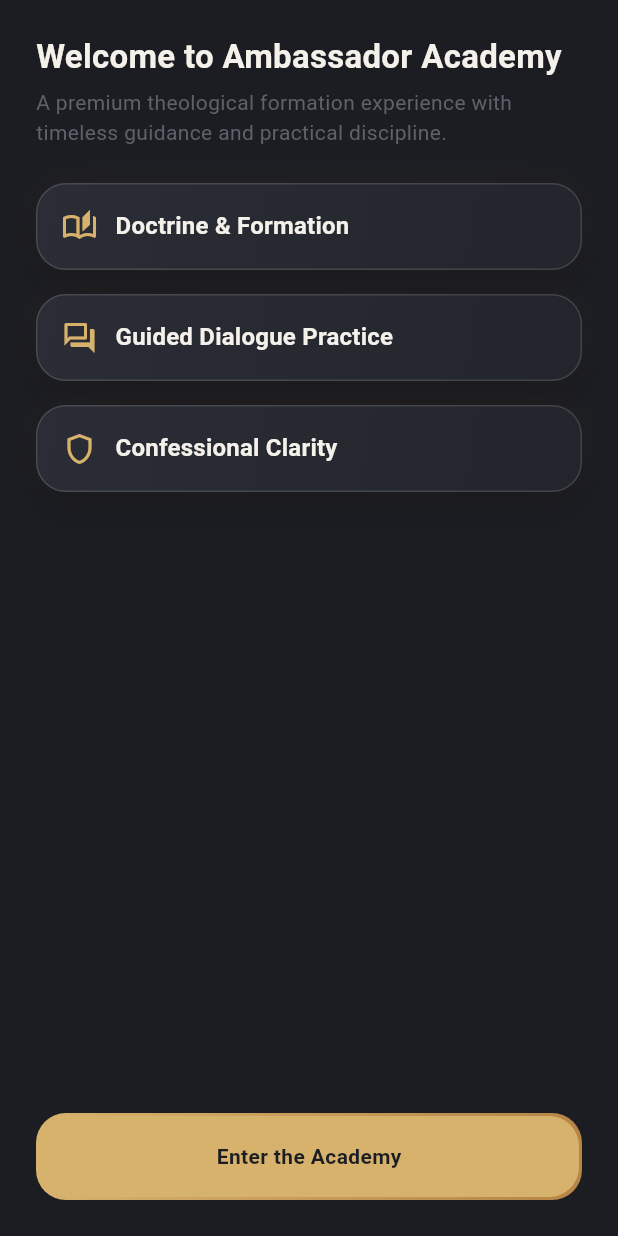
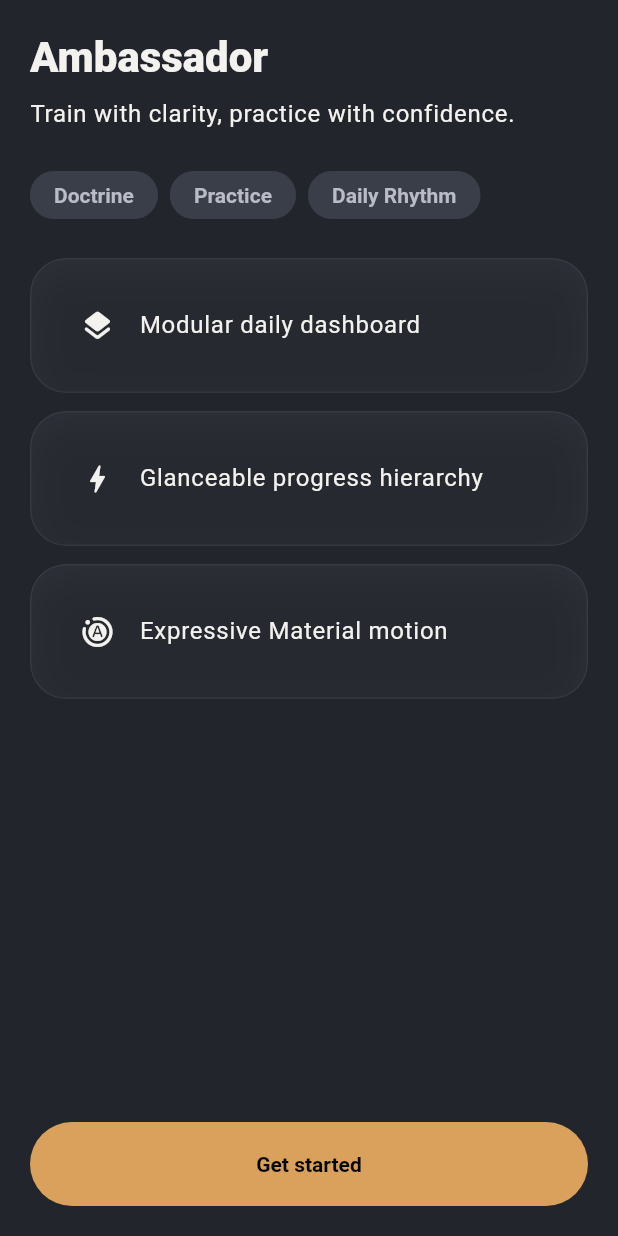
Before and after one commit to BrandonM25/ambassador-app, a Flutter app: the screen it shows after launch, on a phone screen of 412 x 824 dp. Run offline on Flutter 3.47's test engine with Material 3 defaults, Android fonts, the phone set to English and light mode, and no system bars; our stand-ins replace flutter_riverpod, shared_preferences.

Commit message:
Redesign app UI with Material expressive theming and theme toggle

```diff
--- a/lib/src/app/ambassador_app.dart
+++ b/lib/src/app/ambassador_app.dart
@@ -1,19 +1,30 @@
+import 'dart:ui';
+
 import 'package:ambassador_app/src/core/constants/app_strings.dart';
-import 'package:ambassador_app/src/core/theme/app_colors.dart';
 import 'package:ambassador_app/src/core/theme/app_theme.dart';
+import 'package:ambassador_app/src/core/theme/theme_controller.dart';
 import 'package:ambassador_app/src/features/home/presentation/home_screen.dart';
 import 'package:ambassador_app/src/features/learn/presentation/learn_screen.dart';
 import 'package:ambassador_app/src/features/practice/presentation/practice_screen.dart';
 import 'package:ambassador_app/src/features/profile/presentation/profile_screen.dart';
 import 'package:ambassador_app/src/features/splash/presentation/splash_screen.dart';
 import 'package:flutter/material.dart';
+import 'package:flutter_riverpod/flutter_riverpod.dart';
 
-class AmbassadorApp extends StatelessWidget {
+class AmbassadorApp extends ConsumerWidget {
   const AmbassadorApp({super.key});
 
   @override
-  Widget build(BuildContext context) {
-    return MaterialApp(title: AppStrings.appName, debugShowCheckedModeBanner: false, theme: AppTheme.dark(), home: const SplashScreen());
+  Widget build(BuildContext context, WidgetRef ref) {
+    final mode = ref.watch(themeModeProvider);
+    return MaterialApp(
+      title: AppStrings.appName,
+      debugShowCheckedModeBanner: false,
+      themeMode: mode,
+      theme: AppTheme.light(),
+      darkTheme: AppTheme.dark(),
+      home: const SplashScreen(),
+    );
   }
 }
 
@@ -30,27 +41,28 @@ class _AppScaffoldState extends State<AppScaffold> {
 
   @override
   Widget build(BuildContext context) {
+    final cs = Theme.of(context).colorScheme;
     return Scaffold(
-      body: Container(
-        decoration: const BoxDecoration(gradient: AppColors.primaryGradient),
-        child: AnimatedSwitcher(duration: const Duration(milliseconds: 340), child: KeyedSubtree(key: ValueKey(index), child: screens[index])),
-      ),
+      body: AnimatedSwitcher(duration: const Duration(milliseconds: 300), child: KeyedSubtree(key: ValueKey(index), child: screens[index])),
       bottomNavigationBar: SafeArea(
-        minimum: const EdgeInsets.fromLTRB(16, 0, 16, 10),
+        minimum: const EdgeInsets.fromLTRB(16, 0, 16, 14),
         child: ClipRRect(
-          borderRadius: BorderRadius.circular(AppTheme.radiusLg),
-          child: NavigationBar(
-            height: 68,
-            selectedIndex: index,
-            backgroundColor: AppColors.cardDeep.withValues(alpha: 0.88),
-            indicatorColor: AppColors.champagneGold.withValues(alpha: 0.2),
-            onDestinationSelected: (value) => setState(() => index = value),
-            destinations: const [
-              NavigationDestination(icon: Icon(Icons.home_outlined), selectedIcon: Icon(Icons.home_rounded), label: 'Academy'),
-              NavigationDestination(icon: Icon(Icons.menu_book_outlined), selectedIcon: Icon(Icons.menu_book_rounded), label: 'Learn'),
-              NavigationDestination(icon: Icon(Icons.forum_outlined), selectedIcon: Icon(Icons.forum_rounded), label: 'Practice'),
-              NavigationDestination(icon: Icon(Icons.person_outline), selectedIcon: Icon(Icons.person), label: 'Profile'),
-            ],
+          borderRadius: BorderRadius.circular(AppTheme.radiusXl),
+          child: BackdropFilter(
+            filter: ImageFilter.blur(sigmaX: 16, sigmaY: 16),
+            child: NavigationBar(
+              selectedIndex: index,
+              height: 74,
+              backgroundColor: cs.surface.withValues(alpha: .78),
+              indicatorColor: cs.primary.withValues(alpha: .2),
+              onDestinationSelected: (value) => setState(() => index = value),
+              destinations: const [
+                NavigationDestination(icon: Icon(Icons.grid_view_rounded), label: 'Home'),
+                NavigationDestination(icon: Icon(Icons.menu_book_rounded), label: 'Learn'),
+                NavigationDestination(icon: Icon(Icons.record_voice_over_rounded), label: 'Practice'),
+                NavigationDestination(icon: Icon(Icons.tune_rounded), label: 'Profile'),
+              ],
+            ),
           ),
         ),
       ),
--- a/lib/src/core/theme/app_colors.dart
+++ b/lib/src/core/theme/app_colors.dart
@@ -1,26 +1,24 @@
 import 'package:flutter/material.dart';
 
 class AppColors {
-  static const graphiteBlack = Color(0xFF1C1D22);
-  static const slateSteel = Color(0xFF5F616B);
-  static const softIvory = Color(0xFFF4F1EA);
-  static const champagneGold = Color(0xFFD7B26D);
-  static const bronzeAccent = Color(0xFFB78545);
-  static const sageGlow = Color(0xFFC7D09C);
+  static const darkBackground = Color(0xFF23252C);
+  static const darkPrimarySurface = Color(0xFF2E313A);
+  static const darkSecondarySurface = Color(0xFF3A3E49);
+  static const darkElevatedSurface = Color(0xFF6B6E78);
+  static const darkPrimaryText = Color(0xFFF3F2EE);
+  static const darkSecondaryText = Color(0xFFB9BCC6);
 
-  static const cardDeep = Color(0xFF23252C);
-  static const cardLift = Color(0xFF2A2D35);
-  static const glass = Color(0x26F4F1EA);
+  static const lightBackground = Color(0xFFF4F1EA);
+  static const lightPrimarySurface = Color(0xFFFFFFFF);
+  static const lightSecondarySurface = Color(0xFFE8E3DA);
+  static const lightElevatedSurface = Color(0xFFD8D1C4);
+  static const lightPrimaryText = Color(0xFF1C1D22);
+  static const lightSecondaryText = Color(0xFF5F616B);
 
-  static const primaryGradient = LinearGradient(
-    begin: Alignment.topCenter,
-    end: Alignment.bottomCenter,
-    colors: [Color(0xFF1C1D22), Color(0xFF22242B), Color(0xFF1A1B20)],
-  );
-
-  static const heroGradient = LinearGradient(
-    begin: Alignment.topLeft,
-    end: Alignment.bottomRight,
-    colors: [Color(0xFF2B2D35), Color(0xFF24262D), Color(0xFF332C24)],
-  );
+  static const accentAmberDark = Color(0xFFD9A15B);
+  static const accentAmberLight = Color(0xFFB78545);
+  static const accentSageDark = Color(0xFFC8D3A5);
+  static const accentSageLight = Color(0xFF7F8F5F);
+  static const accentBlueDark = Color(0xFF8FA8FF);
+  static const accentBlueLight = Color(0xFF5C6FAE);
 }
--- a/lib/src/core/theme/app_theme.dart
+++ b/lib/src/core/theme/app_theme.dart
@@ -2,55 +2,59 @@ import 'package:ambassador_app/src/core/theme/app_colors.dart';
 import 'package:flutter/material.dart';
 
 class AppTheme {
-  static const double radiusSm = 14;
-  static const double radiusMd = 20;
-  static const double radiusLg = 28;
-  static const double spaceSm = 8;
-  static const double spaceMd = 16;
-  static const double spaceLg = 24;
+  static const double radiusSm = 16;
+  static const double radiusMd = 24;
+  static const double radiusLg = 32;
+  static const double radiusXl = 40;
 
   static ThemeData dark() {
-    final scheme = const ColorScheme.dark(
-      primary: AppColors.champagneGold,
-      secondary: AppColors.bronzeAccent,
-      surface: AppColors.cardDeep,
-      onPrimary: AppColors.graphiteBlack,
-      onSecondary: AppColors.softIvory,
-      onSurface: AppColors.softIvory,
-      error: Colors.redAccent,
-      onError: Colors.white,
+    const scheme = ColorScheme.dark(
+      primary: AppColors.accentAmberDark,
+      secondary: AppColors.accentSageDark,
+      tertiary: AppColors.accentBlueDark,
+      surface: AppColors.darkPrimarySurface,
+      onSurface: AppColors.darkPrimaryText,
     );
+    return _baseTheme(scheme, true);
+  }
+
+  static ThemeData light() {
+    const scheme = ColorScheme.light(
+      primary: AppColors.accentAmberLight,
+      secondary: AppColors.accentSageLight,
+      tertiary: AppColors.accentBlueLight,
+      surface: AppColors.lightPrimarySurface,
+      onSurface: AppColors.lightPrimaryText,
+    );
+    return _baseTheme(scheme, false);
+  }
+
+  static ThemeData _baseTheme(ColorScheme scheme, bool isDark) {
+    final background = isDark ? AppColors.darkBackground : AppColors.lightBackground;
+    final surfaceVariant = isDark ? AppColors.darkSecondarySurface : AppColors.lightSecondarySurface;
+    final onSurfaceVariant = isDark ? AppColors.darkSecondaryText : AppColors.lightSecondaryText;
 
     return ThemeData(
       useMaterial3: true,
       colorScheme: scheme,
-      scaffoldBackgroundColor: AppColors.graphiteBlack,
-      textTheme: const TextTheme(
-        displaySmall: TextStyle(color: AppColors.softIvory, fontSize: 35, fontWeight: FontWeight.w700, height: 1.08, letterSpacing: -0.2),
-        headlineMedium: TextStyle(color: AppColors.softIvory, fontSize: 29, fontWeight: FontWeight.w700),
-        titleLarge: TextStyle(color: AppColors.softIvory, fontWeight: FontWeight.w600, fontSize: 22, letterSpacing: 0.2),
-        titleMedium: TextStyle(color: AppColors.softIvory, fontWeight: FontWeight.w600, fontSize: 16, height: 1.35),
-        bodyLarge: TextStyle(color: AppColors.softIvory, height: 1.5),
-        bodyMedium: TextStyle(color: AppColors.slateSteel, height: 1.45),
+      scaffoldBackgroundColor: background,
+      appBarTheme: AppBarTheme(backgroundColor: Colors.transparent, foregroundColor: scheme.onSurface),
+      cardTheme: CardThemeData(
+        color: scheme.surface,
+        shape: RoundedRectangleBorder(borderRadius: BorderRadius.circular(radiusMd)),
+        elevation: 0,
       ),
-      cardTheme: CardThemeData(
-        color: AppColors.cardDeep,
-        elevation: 0,
-        shape: RoundedRectangleBorder(borderRadius: BorderRadius.circular(radiusMd)),
+      chipTheme: ChipThemeData(
+        shape: RoundedRectangleBorder(borderRadius: BorderRadius.circular(999)),
+        side: BorderSide.none,
+        backgroundColor: surfaceVariant,
+        labelStyle: TextStyle(color: onSurfaceVariant, fontWeight: FontWeight.w600),
       ),
-      appBarTheme: const AppBarTheme(
-        backgroundColor: Colors.transparent,
-        foregroundColor: AppColors.softIvory,
-        surfaceTintColor: Colors.transparent,
-      ),
-      dividerColor: AppColors.glass,
       filledButtonTheme: FilledButtonThemeData(
         style: FilledButton.styleFrom(
-          backgroundColor: AppColors.champagneGold,
-          foregroundColor: AppColors.graphiteBlack,
-          minimumSize: const Size.fromHeight(54),
-          shape: RoundedRectangleBorder(borderRadius: BorderRadius.circular(radiusMd)),
-          textStyle: const TextStyle(fontWeight: FontWeight.w700, letterSpacing: 0.25),
+          minimumSize: const Size.fromHeight(56),
+          shape: RoundedRectangleBorder(borderRadius: BorderRadius.circular(999)),
+          textStyle: const TextStyle(fontWeight: FontWeight.w700),
         ),
       ),
     );
--- a/lib/src/core/widgets/premium_card.dart
+++ b/lib/src/core/widgets/premium_card.dart
@@ -1,56 +1,34 @@
-import 'package:ambassador_app/src/core/theme/app_colors.dart';
+import 'dart:ui';
+
 import 'package:ambassador_app/src/core/theme/app_theme.dart';
 import 'package:flutter/material.dart';
 
-class PremiumCard extends StatefulWidget {
-  const PremiumCard({
-    super.key,
-    required this.child,
-    this.onTap,
-    this.padding = const EdgeInsets.all(AppTheme.spaceMd),
-  });
+class PremiumCard extends StatelessWidget {
+  const PremiumCard({super.key, required this.child, this.onTap, this.padding = const EdgeInsets.all(16)});
 
   final Widget child;
   final VoidCallback? onTap;
   final EdgeInsets padding;
 
   @override
-  State<PremiumCard> createState() => _PremiumCardState();
-}
-
-class _PremiumCardState extends State<PremiumCard> {
-  bool _pressed = false;
-
-  @override
   Widget build(BuildContext context) {
-    return MouseRegion(
-      onEnter: (_) => setState(() => _pressed = true),
-      onExit: (_) => setState(() => _pressed = false),
-      child: AnimatedScale(
-        scale: _pressed ? 0.99 : 1,
-        duration: const Duration(milliseconds: 170),
-        curve: Curves.easeOut,
-        child: AnimatedContainer(
-          duration: const Duration(milliseconds: 260),
-          decoration: BoxDecoration(
-            borderRadius: BorderRadius.circular(AppTheme.radiusMd),
-            gradient: const LinearGradient(
-              begin: Alignment.topLeft,
-              end: Alignment.bottomRight,
-              colors: [AppColors.cardLift, AppColors.cardDeep],
-            ),
-            border: Border.all(color: AppColors.glass),
-            boxShadow: [
-              BoxShadow(color: Colors.black.withValues(alpha: 0.3), blurRadius: 26, spreadRadius: -7, offset: const Offset(0, 12)),
-              BoxShadow(color: AppColors.champagneGold.withValues(alpha: _pressed ? 0.16 : 0.1), blurRadius: _pressed ? 28 : 20, spreadRadius: -8),
-            ],
-          ),
-          child: Material(
-            color: Colors.transparent,
-            child: InkWell(
-              borderRadius: BorderRadius.circular(AppTheme.radiusMd),
-              onTap: widget.onTap,
-              child: Padding(padding: widget.padding, child: widget.child),
+    final cs = Theme.of(context).colorScheme;
+    return ClipRRect(
+      borderRadius: BorderRadius.circular(AppTheme.radiusMd),
+      child: BackdropFilter(
+        filter: ImageFilter.blur(sigmaX: 8, sigmaY: 8),
+        child: Material(
+          color: cs.surface.withValues(alpha: .88),
+          child: InkWell(
+            onTap: onTap,
+            child: Container(
+              padding: padding,
+              decoration: BoxDecoration(
+                borderRadius: BorderRadius.circular(AppTheme.radiusMd),
+                border: Border.all(color: cs.onSurface.withValues(alpha: .06)),
+                boxShadow: [BoxShadow(color: Colors.black.withValues(alpha: .14), blurRadius: 20, offset: const Offset(0, 8))],
+              ),
+              child: child,
             ),
           ),
         ),
--- a/lib/src/core/widgets/section_header.dart
+++ b/lib/src/core/widgets/section_header.dart
@@ -1,23 +1,16 @@
-import 'package:ambassador_app/src/core/theme/app_colors.dart';
 import 'package:flutter/material.dart';
 
 class SectionHeader extends StatelessWidget {
   const SectionHeader({super.key, required this.title, this.subtitle});
-
   final String title;
   final String? subtitle;
 
   @override
   Widget build(BuildContext context) {
-    return Column(
-      crossAxisAlignment: CrossAxisAlignment.start,
-      children: [
-        Text(title, style: Theme.of(context).textTheme.titleLarge),
-        if (subtitle != null) ...[
-          const SizedBox(height: 6),
-          Text(subtitle!, style: const TextStyle(color: AppColors.slateSteel, height: 1.4)),
-        ],
-      ],
-    );
+    final text = Theme.of(context).textTheme;
+    return Column(crossAxisAlignment: CrossAxisAlignment.start, children: [
+      Text(title, style: text.headlineSmall?.copyWith(fontWeight: FontWeight.w700)),
+      if (subtitle != null) ...[const SizedBox(height: 6), Text(subtitle!, style: text.bodyMedium)],
+    ]);
   }
 }
--- a/lib/src/features/onboarding/presentation/onboarding_screen.dart
+++ b/lib/src/features/onboarding/presentation/onboarding_screen.dart
@@ -1,8 +1,6 @@
 import 'package:ambassador_app/src/app/ambassador_app.dart';
-import 'package:ambassador_app/src/core/theme/app_colors.dart';
 import 'package:ambassador_app/src/core/theme/app_theme.dart';
 import 'package:ambassador_app/src/core/widgets/premium_card.dart';
-import 'package:ambassador_app/src/core/widgets/section_header.dart';
 import 'package:flutter/material.dart';
 
 class OnboardingScreen extends StatelessWidget {
@@ -10,53 +8,29 @@ class OnboardingScreen extends StatelessWidget {
 
   @override
   Widget build(BuildContext context) {
-    const cards = [
-      ('Doctrine & Formation', Icons.auto_stories_outlined),
-      ('Guided Dialogue Practice', Icons.forum_outlined),
-      ('Confessional Clarity', Icons.shield_outlined),
-    ];
-
+    final text = Theme.of(context).textTheme;
     return Scaffold(
       body: SafeArea(
         child: Padding(
-          padding: const EdgeInsets.all(AppTheme.spaceLg),
-          child: Column(
-            crossAxisAlignment: CrossAxisAlignment.start,
-            children: [
-              const SectionHeader(
-                title: 'Welcome to Ambassador Academy',
-                subtitle: 'A premium theological formation experience with timeless guidance and practical discipline.',
-              ),
-              const SizedBox(height: AppTheme.spaceLg),
-              Expanded(
-                child: ListView.separated(
-                  itemCount: cards.length,
-                  separatorBuilder: (_, __) => const SizedBox(height: AppTheme.spaceMd),
-                  itemBuilder: (context, i) => PremiumCard(
-                    child: Row(
-                      children: [
-                        Icon(cards[i].$2, color: AppColors.champagneGold),
-                        const SizedBox(width: 12),
-                        Expanded(child: Text(cards[i].$1, style: Theme.of(context).textTheme.titleMedium)),
-                      ],
-                    ),
-                  ),
-                ),
-              ),
-              Container(
-                padding: const EdgeInsets.all(2),
-                decoration: BoxDecoration(
-                  borderRadius: BorderRadius.circular(AppTheme.radiusMd),
-                  gradient: const LinearGradient(colors: [AppColors.champagneGold, AppColors.bronzeAccent]),
-                ),
-                child: FilledButton(
-                  onPressed: () => Navigator.of(context).pushReplacement(MaterialPageRoute(builder: (_) => const AppScaffold())),
-                  style: FilledButton.styleFrom(backgroundColor: AppColors.champagneGold, foregroundColor: AppColors.graphiteBlack),
-                  child: const Text('Enter the Academy'),
-                ),
-              ),
-            ],
-          ),
+          padding: const EdgeInsets.all(20),
+          child: Column(crossAxisAlignment: CrossAxisAlignment.start, children: [
+            Text('Ambassador', style: text.headlineMedium?.copyWith(fontWeight: FontWeight.w800)),
+            const SizedBox(height: 8),
+            Text('Train with clarity, practice with confidence.', style: text.bodyLarge),
+            const SizedBox(height: 18),
+            const Wrap(spacing: 8, runSpacing: 8, children: [Chip(label: Text('Doctrine')), Chip(label: Text('Practice')), Chip(label: Text('Daily Rhythm'))]),
+            const SizedBox(height: 18),
+            const Expanded(
+              child: Column(children: [
+                PremiumCard(child: ListTile(leading: Icon(Icons.layers_rounded), title: Text('Modular daily dashboard'))),
+                SizedBox(height: 12),
+                PremiumCard(child: ListTile(leading: Icon(Icons.bolt_rounded), title: Text('Glanceable progress hierarchy'))),
+                SizedBox(height: 12),
+                PremiumCard(child: ListTile(leading: Icon(Icons.motion_photos_auto_rounded), title: Text('Expressive Material motion'))),
+              ]),
+            ),
+            FilledButton(onPressed: () => Navigator.of(context).pushReplacement(MaterialPageRoute(builder: (_) => const AppScaffold())), child: const Text('Get started')),
+          ]),
         ),
       ),
     );
--- a/pubspec.yaml
+++ b/pubspec.yaml
@@ -35,6 +35,7 @@ dependencies:
   # Use with the CupertinoIcons class for iOS style icons.
   cupertino_icons: ^1.0.8
   flutter_riverpod: ^2.6.1
+  shared_preferences: ^2.5.3
 
 dev_dependencies:
   flutter_test:
```
Also changed, not shown: lib/src/core/theme/theme_controller.dart (added, +25 -0 lines), lib/src/features/home/presentation/home_screen.dart (+17 -33 lines), lib/src/features/learn/presentation/widgets/lesson_card.dart (+8 -23 lines), lib/src/features/practice/presentation/practice_screen.dart (+9 -31 lines), lib/src/features/profile/presentation/profile_screen.dart (+16 -11 lines), lib/src/features/splash/presentation/splash_screen.dart (+17 -33 lines).
